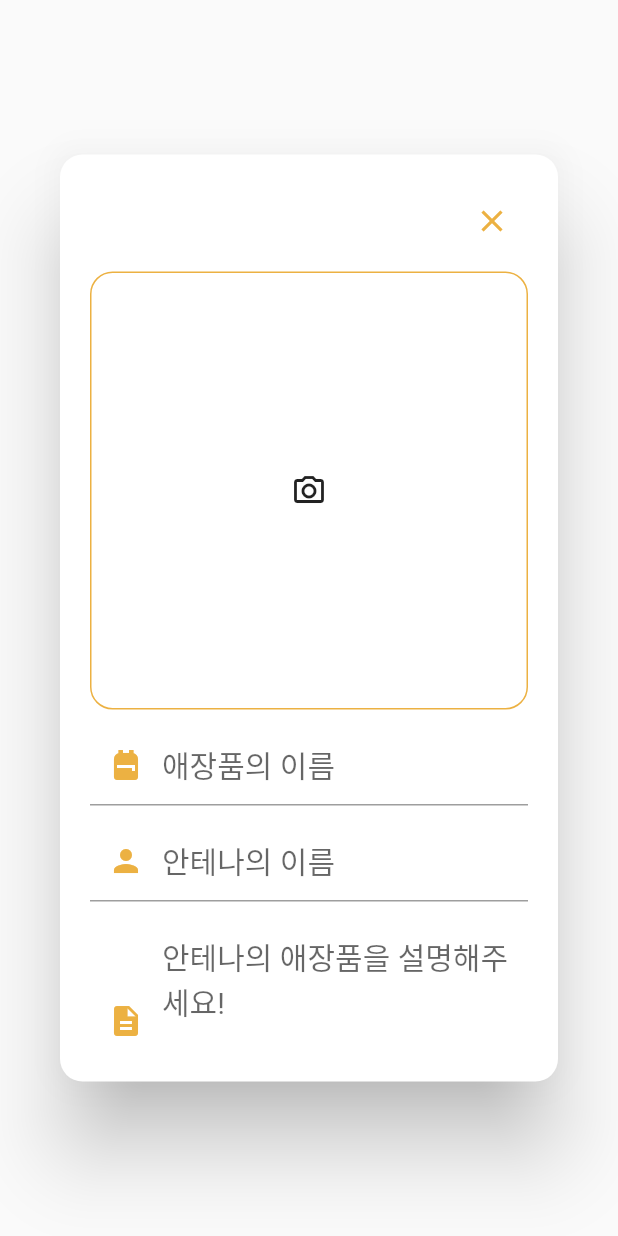
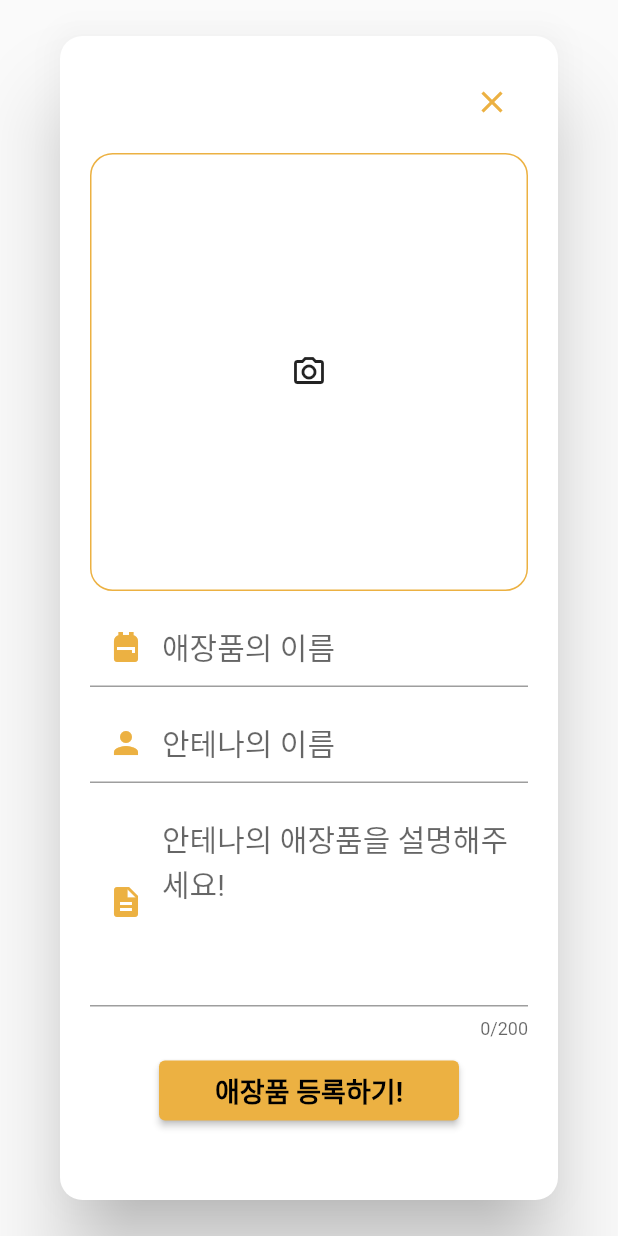
Before and after one commit to Ksanbal/Antenna-Auction-2021, a Flutter app: the RegistView widget shown alone on an empty page, opened directly, on a phone screen of 412 x 824 dp. Run offline on Flutter 3.47's test engine with Material 2 defaults, Android fonts, the phone set to English and light mode, and no system bars; our stand-ins replace cloud_firestore, firebase_core, firebase_storage, get, image_picker; accounts and stored records are empty; network calls fail.

Commit message:
Change Dialog size to full size

```diff
--- a/lib/src/view/detail.view.dart
+++ b/lib/src/view/detail.view.dart
@@ -22,8 +22,8 @@ class DetailView extends StatelessWidget {
         borderRadius: BorderRadius.circular(15),
       ),
       child: Container(
-        height: MediaQuery.of(context).size.height / 4 * 3,
-        width: MediaQuery.of(context).size.width - 30,
+        height: MediaQuery.of(context).size.height,
+        width: MediaQuery.of(context).size.width,
         child: SingleChildScrollView(
           child: Padding(
             padding: const EdgeInsets.all(20),
--- a/lib/src/view/regist.view.dart
+++ b/lib/src/view/regist.view.dart
@@ -33,8 +33,8 @@ class _RegistViewState extends State<RegistView> {
         borderRadius: BorderRadius.circular(15),
       ),
       child: Container(
-        height: MediaQuery.of(context).size.height / 4 * 3,
-        width: MediaQuery.of(context).size.width - 30,
+        height: MediaQuery.of(context).size.height,
+        width: MediaQuery.of(context).size.width - 10,
         child: SingleChildScrollView(
           child: Padding(
             padding: const EdgeInsets.all(20),
```
Also changed, not shown: 1 other file.
